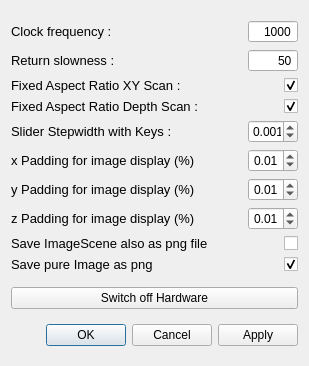
Above: gui/Confocal/ConfocalSettingsUI.ui from Ulm-IQO/qudi before the change. Below: the same form after it.
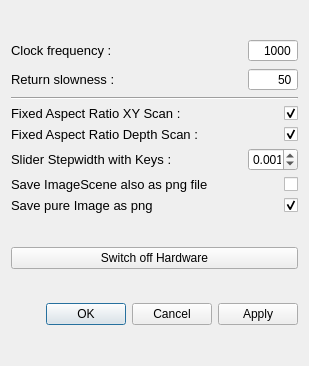
That is the form after the change.

Commit message: added colorbar to ODMR added fit result window dor lorentzian and double lorentzian the fit results are displayed in the textbox removed padding option from the confocal settings some other small changes

The edit to the form file:
```diff
--- a/gui/Confocal/ConfocalSettingsUI.ui
+++ b/gui/Confocal/ConfocalSettingsUI.ui
@@ -16,7 +16,7 @@
   <layout class="QGridLayout" name="gridLayout_2">
    <item row="0" column="1">
     <layout class="QGridLayout" name="gridLayout">
-     <item row="4" column="0">
+     <item row="5" column="0">
       <widget class="QLabel" name="label_5">
        <property name="font">
         <font>
@@ -28,56 +28,7 @@
        </property>
       </widget>
      </item>
-     <item row="5" column="2">
-      <widget class="QDoubleSpinBox" name="x_padding_InputWidget">
-       <property name="sizePolicy">
-        <sizepolicy hsizetype="Expanding" vsizetype="Fixed">
-         <horstretch>0</horstretch>
-         <verstretch>0</verstretch>
-        </sizepolicy>
-       </property>
-       <property name="maximumSize">
-        <size>
-         <width>50</width>
-         <height>16777215</height>
-        </size>
-       </property>
-       <property name="mouseTracking">
-        <bool>true</bool>
-       </property>
-       <property name="acceptDrops">
-        <bool>true</bool>
-       </property>
-       <property name="alignment">
-        <set>Qt::AlignRight|Qt::AlignTrailing|Qt::AlignVCenter</set>
-       </property>
-       <property name="accelerated">
-        <bool>true</bool>
-       </property>
-       <property name="maximum">
-        <double>1.000000000000000</double>
-       </property>
-       <property name="singleStep">
-        <double>0.010000000000000</double>
-       </property>
-       <property name="value">
-        <double>0.010000000000000</double>
-       </property>
-      </widget>
-     </item>
-     <item row="6" column="0">
-      <widget class="QLabel" name="label_7">
-       <property name="font">
-        <font>
-         <pointsize>10</pointsize>
-        </font>
-       </property>
-       <property name="text">
-        <string>y Padding for image display (%)</string>
-       </property>
-      </widget>
-     </item>
-     <item row="3" column="0">
+     <item row="4" column="0">
       <widget class="QLabel" name="label_4">
        <property name="font">
         <font>
@@ -89,7 +40,7 @@
        </property>
       </widget>
      </item>
-     <item row="2" column="2">
+     <item row="3" column="2">
       <widget class="QCheckBox" name="fixed_aspect_xy_checkBox">
        <property name="enabled">
         <bool>true</bool>
@@ -121,51 +72,8 @@
        <property name="checked">
         <bool>true</bool>
        </property>
-      </widget>
-     </item>
-     <item row="5" column="0">
-      <widget class="QLabel" name="label_6">
-       <property name="font">
-        <font>
-         <pointsize>10</pointsize>
-        </font>
-       </property>
-       <property name="text">
-        <string>x Padding for image display (%)</string>
-       </property>
-      </widget>
-     </item>
-     <item row="7" column="2">
-      <widget class="QDoubleSpinBox" name="z_padding_InputWidget">
-       <property name="sizePolicy">
-        <sizepolicy hsizetype="Expanding" vsizetype="Fixed">
-         <horstretch>0</horstretch>
-         <verstretch>0</verstretch>
-        </sizepolicy>
-       </property>
-       <property name="maximumSize">
-        <size>
-         <width>50</width>
-         <height>16777215</height>
-        </size>
-       </property>
-       <property name="mouseTracking">
-        <bool>true</bool>
-       </property>
-       <property name="acceptDrops">
-        <bool>true</bool>
-       </property>
-       <property name="alignment">
-        <set>Qt::AlignRight|Qt::AlignTrailing|Qt::AlignVCenter</set>
-       </property>
-       <property name="maximum">
-        <double>1.000000000000000</double>
-       </property>
-       <property name="singleStep">
-        <double>0.010000000000000</double>
-       </property>
-       <property name="value">
-        <double>0.010000000000000</double>
+       <property name="accessibleDescription" stdset="0">
+        <string/>
        </property>
       </widget>
      </item>
@@ -181,43 +89,6 @@
        </property>
       </widget>
      </item>
-     <item row="6" column="2">
-      <widget class="QDoubleSpinBox" name="y_padding_InputWidget">
-       <property name="sizePolicy">
-        <sizepolicy hsizetype="Expanding" vsizetype="Fixed">
-         <horstretch>0</horstretch>
-         <verstretch>0</verstretch>
-        </sizepolicy>
-       </property>
-       <property name="maximumSize">
-        <size>
-         <width>50</width>
-         <height>16777215</height>
-        </size>
-       </property>
-       <property name="mouseTracking">
-        <bool>true</bool>
-       </property>
-       <property name="acceptDrops">
-        <bool>true</bool>
-       </property>
-       <property name="alignment">
-        <set>Qt::AlignRight|Qt::AlignTrailing|Qt::AlignVCenter</set>
-       </property>
-       <property name="accelerated">
-        <bool>true</bool>
-       </property>
-       <property name="maximum">
-        <double>1.000000000000000</double>
-       </property>
-       <property name="singleStep">
-        <double>0.010000000000000</double>
-       </property>
-       <property name="value">
-        <double>0.010000000000000</double>
-       </property>
-      </widget>
-     </item>
      <item row="0" column="2">
       <widget class="QSpinBox" name="clock_frequency_InputWidget">
        <property name="sizePolicy">
@@ -258,7 +129,7 @@
        </property>
       </widget>
      </item>
-     <item row="2" column="0">
+     <item row="3" column="0">
       <widget class="QLabel" name="label_3">
        <property name="font">
         <font>
@@ -270,32 +141,44 @@
        </property>
       </widget>
      </item>
-     <item row="3" column="2">
-      <widget class="QCheckBox" name="fixed_aspect_depth_checkBox">
-       <property name="sizePolicy">
-        <sizepolicy hsizetype="Expanding" vsizetype="Fixed">
-         <horstretch>0</horstretch>
-         <verstretch>0</verstretch>
-        </sizepolicy>
-       </property>
-       <property name="maximumSize">
-        <size>
-         <width>50</width>
-         <height>16777215</height>
-        </size>
-       </property>
-       <property name="layoutDirection">
-        <enum>Qt::RightToLeft</enum>
-       </property>
-       <property name="text">
-        <string/>
-       </property>
-       <property name="checked">
-        <bool>true</bool>
-       </property>
-      </widget>
-     </item>
      <item row="4" column="2">
+      <widget class="QCheckBox" name="fixed_aspect_depth_checkBox">
+       <property name="sizePolicy">
+        <sizepolicy hsizetype="Expanding" vsizetype="Fixed">
+         <horstretch>0</horstretch>
+         <verstretch>0</verstretch>
+        </sizepolicy>
+       </property>
+       <property name="maximumSize">
+        <size>
+         <width>50</width>
+         <height>16777215</height>
+        </size>
+       </property>
+       <property name="layoutDirection">
+        <enum>Qt::RightToLeft</enum>
+       </property>
+       <property name="text">
+        <string/>
+       </property>
+       <property name="checked">
+        <bool>true</bool>
+       </property>
+      </widget>
+     </item>
+     <item row="0" column="0">
+      <widget class="QLabel" name="label">
+       <property name="font">
+        <font>
+         <pointsize>10</pointsize>
+        </font>
+       </property>
+       <property name="text">
+        <string>Clock frequency :</string>
+       </property>
+      </widget>
+     </item>
+     <item row="5" column="2">
       <widget class="QDoubleSpinBox" name="slider_stepwidth_InputWidget">
        <property name="sizePolicy">
         <sizepolicy hsizetype="Expanding" vsizetype="Fixed">
@@ -335,18 +218,6 @@
        </property>
       </widget>
      </item>
-     <item row="7" column="0">
-      <widget class="QLabel" name="label_8">
-       <property name="font">
-        <font>
-         <pointsize>10</pointsize>
-        </font>
-       </property>
-       <property name="text">
-        <string>z Padding for image display (%)</string>
-       </property>
-      </widget>
-     </item>
      <item row="1" column="2">
       <widget class="QSpinBox" name="return_slowness_InputWidget">
        <property name="sizePolicy">
@@ -384,19 +255,7 @@
        </property>
       </widget>
      </item>
-     <item row="0" column="0">
-      <widget class="QLabel" name="label">
-       <property name="font">
-        <font>
-         <pointsize>10</pointsize>
-        </font>
-       </property>
-       <property name="text">
-        <string>Clock frequency :</string>
-       </property>
-      </widget>
-     </item>
-     <item row="8" column="0">
+     <item row="6" column="0">
       <widget class="QLabel" name="label_9">
        <property name="font">
         <font>
@@ -408,7 +267,7 @@
        </property>
       </widget>
      </item>
-     <item row="8" column="2">
+     <item row="6" column="2">
       <widget class="QCheckBox" name="savePNG_checkBox">
        <property name="sizePolicy">
         <sizepolicy hsizetype="Expanding" vsizetype="Fixed">
@@ -433,7 +292,7 @@
        </property>
       </widget>
      </item>
-     <item row="9" column="2">
+     <item row="7" column="2">
       <widget class="QCheckBox" name="save_purePNG_checkBox">
        <property name="sizePolicy">
         <sizepolicy hsizetype="Expanding" vsizetype="Fixed">
@@ -458,7 +317,7 @@
        </property>
       </widget>
      </item>
-     <item row="9" column="0">
+     <item row="7" column="0">
       <widget class="QLabel" name="label_10">
        <property name="font">
         <font>
@@ -470,6 +329,13 @@
        </property>
       </widget>
      </item>
+     <item row="2" column="0" colspan="3">
+      <widget class="Line" name="line">
+       <property name="orientation">
+        <enum>Qt::Horizontal</enum>
+       </property>
+      </widget>
+     </item>
     </layout>
    </item>
    <item row="2" column="1">
```
Left out of the diff: 6 changed lines with no effect on the pictures. The commit also changes 6 other files.
